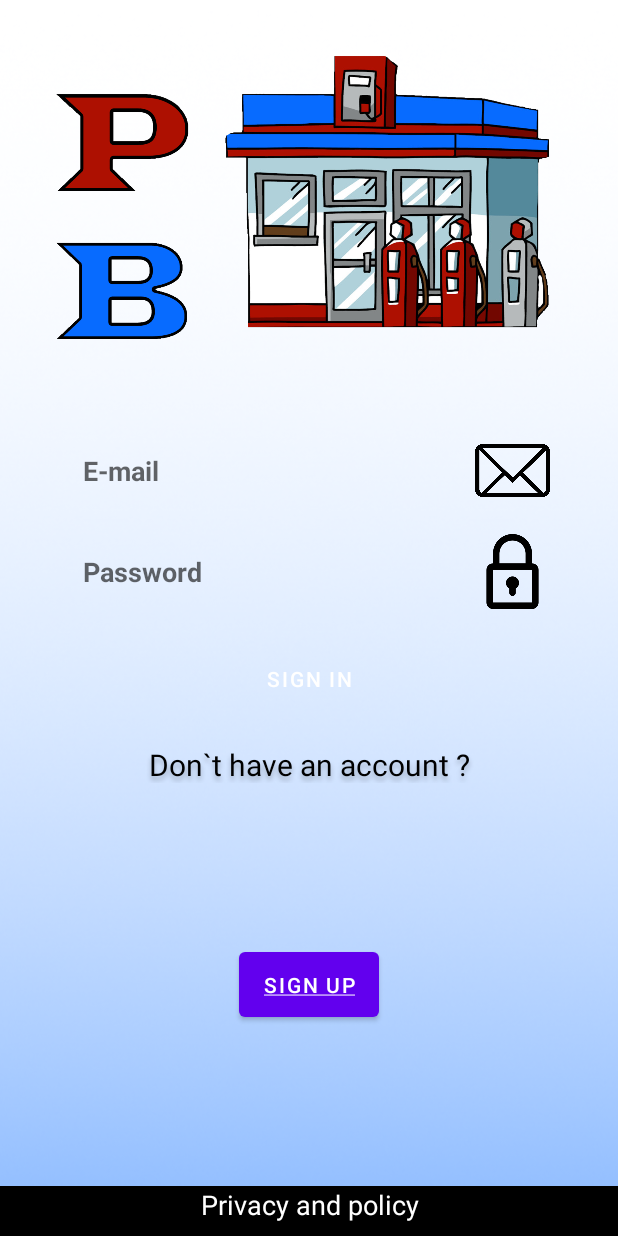
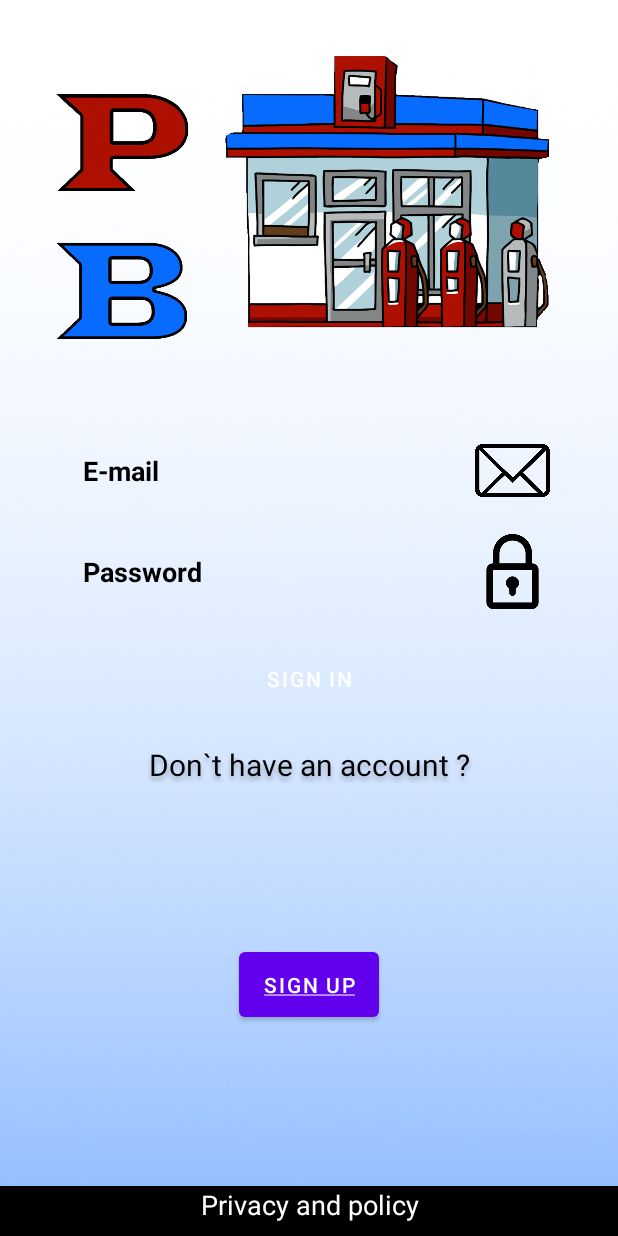
Before and after one commit to SBB-Team/Proj_zesp_Android, an Android app: the screen it shows after launch (MainActivity), on a phone screen of 412 x 824 dp. Run offline under Robolectric (Android 15) with nearby library versions, the phone set to English and light mode, and no system bars; Roboto replaces fonts that are not available here.

Commit message:
Log_screen: update

```diff
--- a/app/src/main/java/com/example/proj_zesp/MainActivity.java
+++ b/app/src/main/java/com/example/proj_zesp/MainActivity.java
@@ -4,14 +4,23 @@ import androidx.appcompat.app.AppCompatActivity;
 import androidx.appcompat.app.AppCompatDelegate;
 
 
+import android.graphics.PorterDuff;
 import android.os.Bundle;
+import android.widget.EditText;
 
 public class MainActivity extends AppCompatActivity {
+
+    EditText email, password;
 
     @Override
     protected void onCreate(Bundle savedInstanceState) {
         super.onCreate(savedInstanceState);
         setContentView(R.layout.activity_main);
         AppCompatDelegate.setDefaultNightMode(AppCompatDelegate.MODE_NIGHT_NO);
+
+        EditText email = (EditText) findViewById(R.id.email);
+        email.setHintTextColor(getResources().getColor(R.color.black));
+        EditText password = (EditText) findViewById(R.id.password);
+        password.setHintTextColor(getResources().getColor(R.color.black));
     }
 }
```
